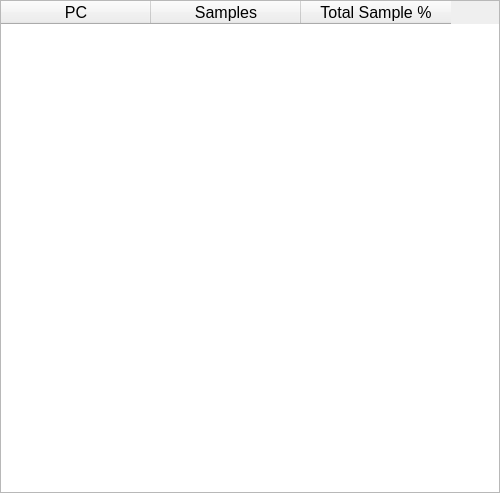
Qt form HardwareDebuggerApp/src/UI/FunctionProfiler/FunctionProfilerWindow.ui (CFXS/CFXS-L0-ARM-Debugger) before a commit.
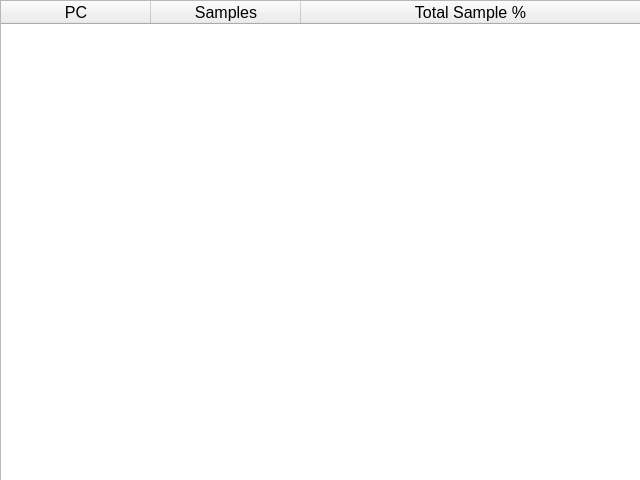
The same form after that commit. Custom widgets are drawn as their Qt base class.

Commit message: FunctionProfilerWindow is now DockWidget yassss

```diff
--- a/HardwareDebuggerApp/src/UI/FunctionProfiler/FunctionProfilerWindow.ui
+++ b/HardwareDebuggerApp/src/UI/FunctionProfiler/FunctionProfilerWindow.ui
@@ -1,18 +1,33 @@
 <?xml version="1.0" encoding="UTF-8"?>
 <ui version="4.0">
  <class>FunctionProfilerWindow</class>
- <widget class="QDialog" name="FunctionProfilerWindow">
+ <widget class="KDDockWidgets::DockWidget" name="FunctionProfilerWindow">
   <property name="geometry">
    <rect>
     <x>0</x>
     <y>0</y>
-    <width>500</width>
-    <height>493</height>
+    <width>640</width>
+    <height>480</height>
    </rect>
   </property>
   <property name="windowTitle">
    <string>Function Profiler</string>
   </property>
+  <widget class="QWidget" name="RootWidget" native="true">
+   <property name="geometry">
+    <rect>
+     <x>0</x>
+     <y>0</y>
+     <width>641</width>
+     <height>481</height>
+    </rect>
+   </property>
+   <property name="sizePolicy">
+    <sizepolicy hsizetype="Preferred" vsizetype="Preferred">
+     <horstretch>0</horstretch>
+     <verstretch>0</verstretch>
+    </sizepolicy>
+   </property>
   <layout class="QGridLayout" name="gridLayout">
    <property name="leftMargin">
     <number>0</number>
@@ -51,6 +66,9 @@
      <attribute name="horizontalHeaderDefaultSectionSize">
       <number>150</number>
      </attribute>
+      <attribute name="horizontalHeaderStretchLastSection">
+       <bool>true</bool>
+      </attribute>
      <attribute name="verticalHeaderVisible">
       <bool>false</bool>
      </attribute>
@@ -76,6 +94,15 @@
    </item>
   </layout>
  </widget>
+ </widget>
+ <customwidgets>
+  <customwidget>
+   <class>KDDockWidgets::DockWidget</class>
+   <extends>QWidget</extends>
+   <header location="global">KDDockWidgets/DockWidget.h</header>
+   <container>1</container>
+  </customwidget>
+ </customwidgets>
  <resources/>
  <connections/>
 </ui>
```
Lines whose indentation alone changed are shown as unchanged. The commit also changes 6 other files.
